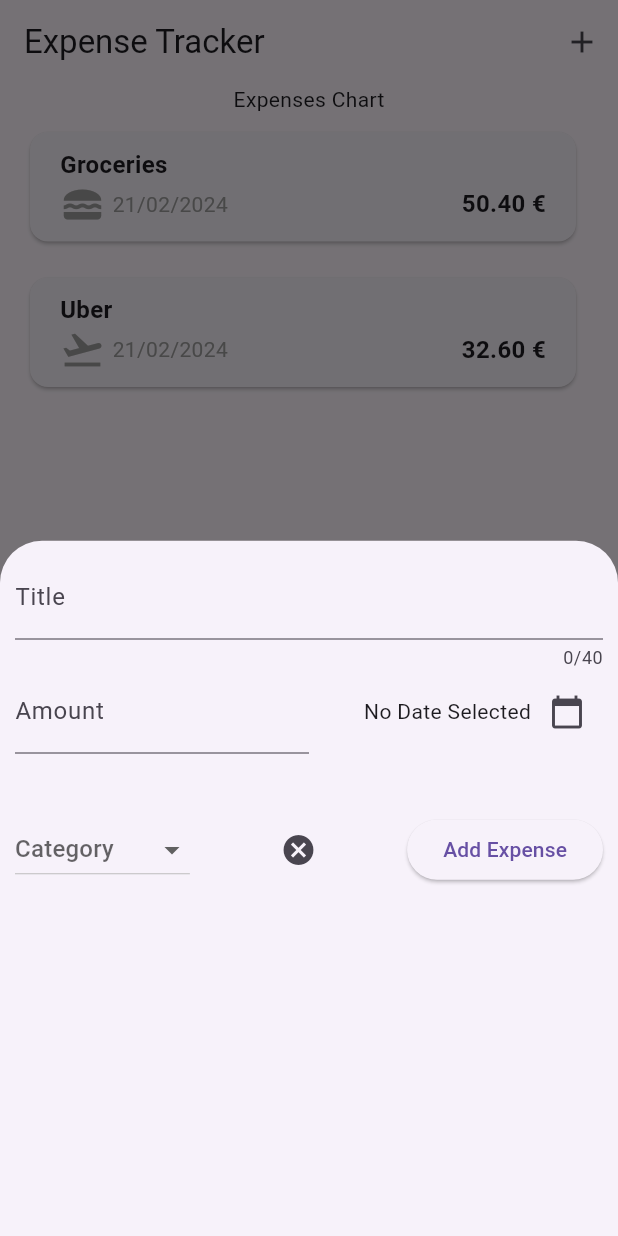
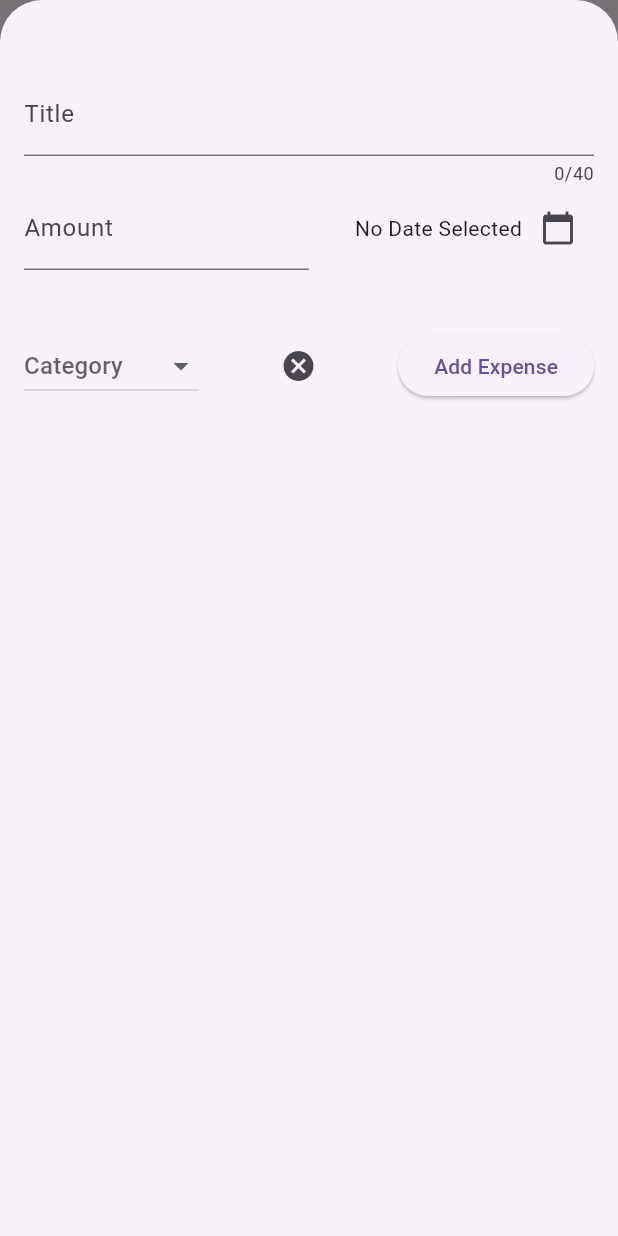
Before and after one commit to aggelostais/expense_tracker, a Flutter app: the screen it shows after launch, after a tap on the "add" icon, on a phone screen of 412 x 824 dp. Run offline on Flutter 3.47's test engine with Material 3 defaults, Android fonts, the phone set to English and light mode, and no system bars.

Commit message:
Add remove expense functionality

```diff
--- a/lib/widgets/expenses.dart
+++ b/lib/widgets/expenses.dart
@@ -32,23 +32,32 @@ class _ExpensesState extends State<Expenses> {
   ];
 
   // Adds the new expense to the list of expenses
-  void addNewExpense(Expense newExpense) {
+  void _addNewExpense(Expense newExpense) {
     setState(() {
       _registeredExpenses.add(newExpense);
+    });
+  }
+
+  void _removeExpense(Expense expense) {
+    setState(() {
+      _registeredExpenses.remove(expense);
     });
   }
 
   // there is a global context variable that is available in the state object
   void _openAddExpenseOverlay() {
     showModalBottomSheet(
+      isScrollControlled:
+          true, // This property is used to make the modal sheet take the full screen height
       context: context,
-      builder: (modalContext) { //builder is a function that returns a widget
-        return NewExpense(addExpenseFunc: addNewExpense); // we pass the function that will add the new expense to the list
+      builder: (modalContext) {
+        //builder is a function that returns a widget
+        return NewExpense(
+            onAddExpense:
+                _addNewExpense); // we pass the function that will add the new expense to the list
       },
     );
   }
-
-
 
   @override
   Widget build(BuildContext context) {
@@ -68,7 +77,10 @@ class _ExpensesState extends State<Expenses> {
           children: [
             const Text('Expenses Chart'),
             Expanded(
-              child: ExpensesList(expenses: _registeredExpenses),
+              child: ExpensesList(
+                expenses: _registeredExpenses,
+                onRemoveExpense: _removeExpense,
+              ),
             ),
           ],
         ));
--- a/lib/widgets/expenses_list/expenses_list.dart
+++ b/lib/widgets/expenses_list/expenses_list.dart
@@ -4,8 +4,10 @@ import 'package:expense_tracker/models/expense.dart';
 
 // Just output that list of expenses
 class ExpensesList extends StatelessWidget {
-  const ExpensesList({super.key, required this.expenses});
+  const ExpensesList(
+      {super.key, required this.expenses, required this.onRemoveExpense});
   final List<Expense> expenses;
+  final void Function(Expense) onRemoveExpense;
 
   @override
   Widget build(BuildContext context) {
@@ -17,7 +19,14 @@ class ExpensesList extends StatelessWidget {
       itemBuilder: (context, index) {
         final expense = expenses[index];
         return ListTile(
-          title: ExpenseItem(expense: expense),
+          title: Dismissible(
+            key: ValueKey(
+                expense), // Value key constructor is created with a unique value
+            onDismissed: (direction) { //diection is the direction in which the user swiped
+              onRemoveExpense(expense);
+            },
+            child: ExpenseItem(expense: expense),
+          ),
         );
       },
     );
--- a/lib/widgets/new_expense.dart
+++ b/lib/widgets/new_expense.dart
@@ -4,9 +4,9 @@ import 'package:expense_tracker/models/expense.dart';
 
 class NewExpense extends StatefulWidget {
   const NewExpense(
-      {super.key, required this.addExpenseFunc}); // const constructor, so the object is immutable, it cannot be changed after it has been created
+      {super.key, required this.onAddExpense}); // const constructor, so the object is immutable, it cannot be changed after it has been created
 
-  final void Function(Expense expense) addExpenseFunc;
+  final void Function(Expense expense) onAddExpense;
 
   @override
   State<NewExpense> createState() {
@@ -53,7 +53,9 @@ class _NewExpenseState extends State<NewExpense> {
       return;
     }
 
-    widget.addExpenseFunc(Expense( //widget. is a special property to access the widget that the state object is connected to
+    //widget. is a special property to access the widget that the state object is connected to
+    //availble only in state classes that extend a widget class
+    widget.onAddExpense(Expense(
       title: enteredTitle,
       amount: enteredAmount,
       date: _selectedDate!,
@@ -108,7 +110,7 @@ class _NewExpenseState extends State<NewExpense> {
   Widget build(BuildContext context) {
     return Padding(
       // padding to have some space around the modal
-      padding: const EdgeInsets.all(10),
+      padding: const EdgeInsets.fromLTRB(16, 48, 16, 16),
       child: Column(
         children: [
           TextField(
@@ -116,7 +118,6 @@ class _NewExpenseState extends State<NewExpense> {
                 labelText: 'Title'), // label of the text field
             maxLength: 40,
             controller: _titleController,
-            // onSubmitted: (_) => _submitData(),
           ),
           Row(
             children: [
@@ -132,7 +133,6 @@ class _NewExpenseState extends State<NewExpense> {
                   keyboardType:
                       const TextInputType.numberWithOptions(decimal: true),
                   controller: _amountController,
-                  // onChanged: (_) => _submitData(),
                 ),
               ),
               Expanded(
@@ -164,8 +164,7 @@ class _NewExpenseState extends State<NewExpense> {
               // we access the values property of the enum class Category
               // and map it to a list of DropdownMenuItem widgets
               DropdownButton(
-                // title field for the dropdown
-                hint: const Text('Category'),
+                hint: const Text('Category'), // title field for the dropdown
                 value:
                     _selectedCategory, // value that is stored internally in the widget
                 items: Category.values.map((Category category) {
```
